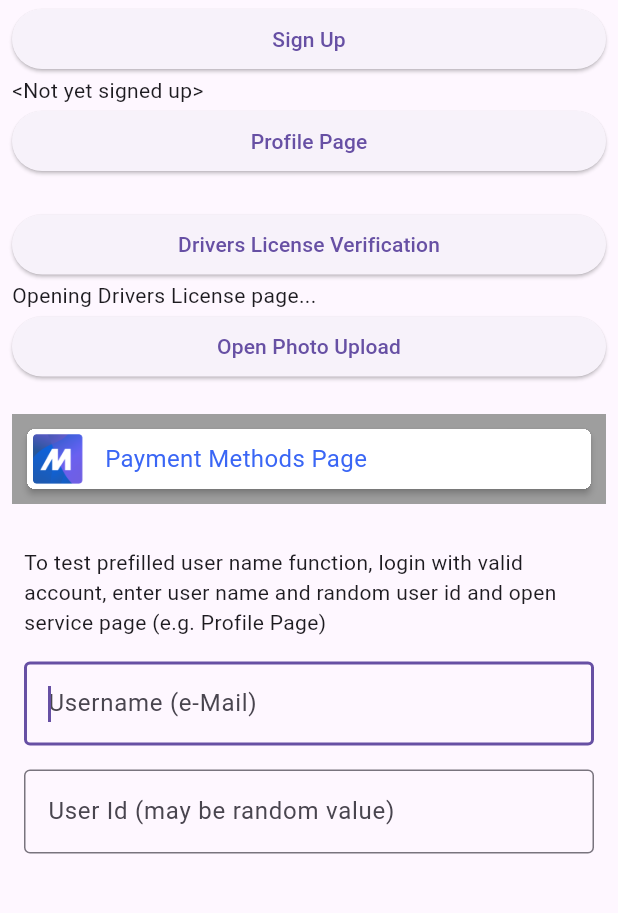
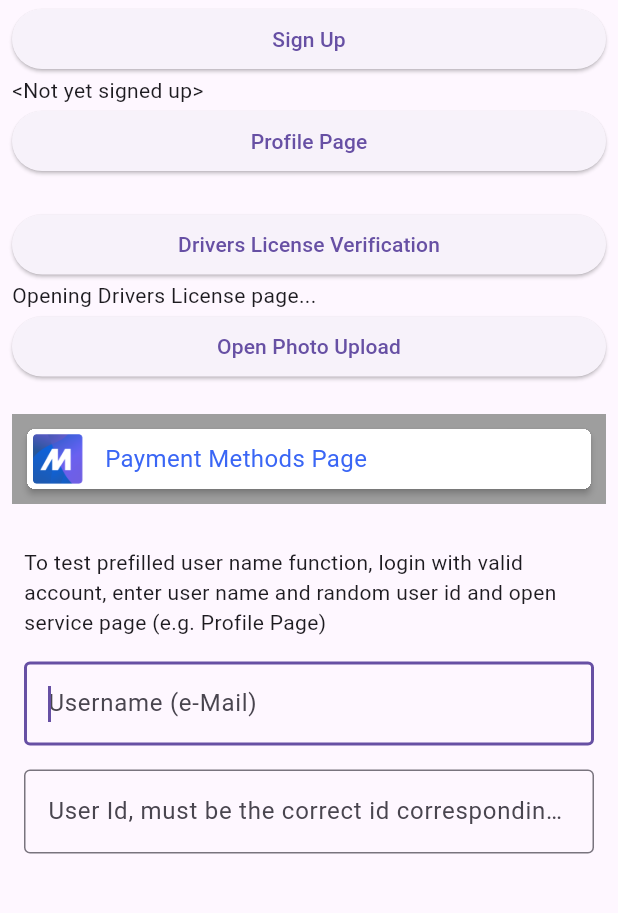
Before and after one commit to SWM-IT/m-login-flutter, a Flutter app: the screen it shows after launch, after a tap on "Drivers License Verification", on a phone screen of 412 x 824 dp, the part 255-1168 px from its top. Run offline on Flutter 3.47's test engine with Material 3 defaults, Android fonts, the phone set to English and light mode, and no system bars; our stand-ins replace rxdart.

Commit message:
Adapted doc

```diff
--- a/example/lib/main.dart
+++ b/example/lib/main.dart
@@ -158,7 +158,8 @@ class _ExampleLauncherPageState extends State<ExampleLauncherPage> {
                         onChanged: (text) => userId.add(text),
                         decoration: const InputDecoration(
                           border: OutlineInputBorder(),
-                          hintText: 'User Id (may be random value)',
+                          hintText: 'User Id, must be the correct id '
+                              'corresponding to the user name',
                         ),
                         keyboardType: TextInputType.text,
                         autofocus: true,
@@ -246,7 +247,6 @@ class _ExampleLauncherPageState extends State<ExampleLauncherPage> {
 
     final result = await mLogin.openDriverLicenseVerification(
       ephemeral: ephemeral,
-      idVerificationRedirectUri: 'k.de.swm.login.app:/oauth2redirect/example',
     );
     setState(() {
       driversLicenseResultText = 'Profile was shown, result: $result';
```
Also changed, not shown: 1 other file.
